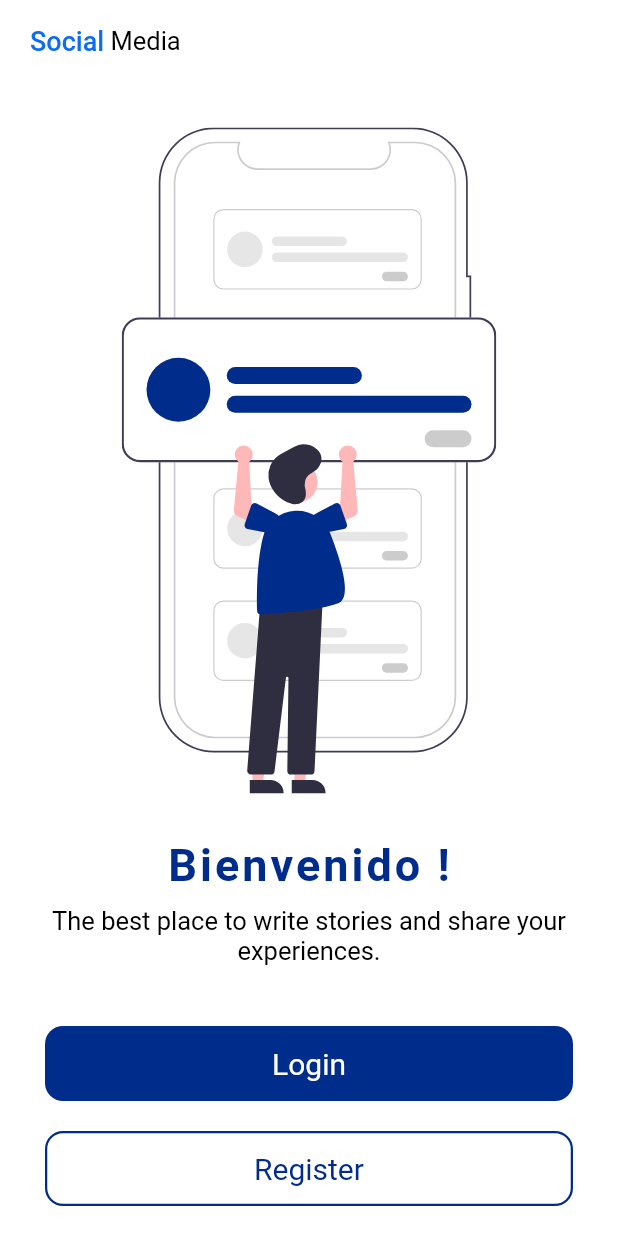
After one commit to hai061898/social, a Flutter app: the StartedPage screen opened directly, on a phone screen of 412 x 824 dp. The commit adds this screen. Run offline on Flutter 3.47's test engine with Material 2 defaults, Android fonts, the phone set to English and light mode, and no system bars; our stand-ins replace bloc, flutter_bloc, flutter_secure_storage, flutter_svg, google_fonts, socket_io_client; accounts and stored records are empty.

Commit message:
start page

```diff
--- /dev/null
+++ b/lib/ui/screens/login/start_page.dart
@@ -0,0 +1,101 @@
+import 'package:flutter/material.dart';
+import 'package:flutter_svg/flutter_svg.dart';
+import 'package:social/helpers/helpers.dart';
+import 'package:social/ui/themes/colors.dart';
+import 'package:social/ui/widgets/widgets.dart';
+
+class StartedPage extends StatelessWidget {
+  const StartedPage({Key? key}) : super(key: key);
+
+  @override
+  Widget build(BuildContext context) {
+    final size = MediaQuery.of(context).size;
+
+    return Scaffold(
+      backgroundColor: Colors.white,
+      body: SafeArea(
+        child: Column(
+          children: [
+            Container(
+              padding: const EdgeInsets.symmetric(horizontal: 20),
+              height: 55,
+              width: size.width,
+              child: Row(
+                children: const [
+                  TextCustom(
+                      text: 'Social',
+                      fontWeight: FontWeight.w500,
+                      color: ColorsSM.primary),
+                  TextCustom(text: ' Media', fontSize: 17)
+                ],
+              ),
+            ),
+            Expanded(
+              child: Container(
+                padding: const EdgeInsets.all(30.0),
+                width: size.width,
+                child: SvgPicture.asset('assets/svg/undraw_post_online.svg'),
+              ),
+            ),
+            const TextCustom(
+              text: 'Bienvenido !',
+              letterSpacing: 2.0,
+              color: ColorsSM.secundary,
+              fontWeight: FontWeight.w600,
+              fontSize: 30,
+            ),
+            const SizedBox(height: 10.0),
+            const Padding(
+              padding: EdgeInsets.symmetric(horizontal: 20.0),
+              child: TextCustom(
+                text:
+                    'The best place to write stories and share your experiences.',
+                textAlign: TextAlign.center,
+                maxLines: 2,
+                fontSize: 17,
+              ),
+            ),
+            const SizedBox(height: 40.0),
+            Padding(
+              padding: const EdgeInsets.symmetric(horizontal: 30.0),
+              child: SizedBox(
+                height: 50,
+                width: size.width,
+                child: TextButton(
+                  style: TextButton.styleFrom(
+                      backgroundColor: ColorsSM.secundary,
+                      shape: RoundedRectangleBorder(
+                          borderRadius: BorderRadius.circular(12.0))),
+                  child: const TextCustom(
+                      text: 'Login', color: Colors.white, fontSize: 20),
+                  onPressed: () => Navigator.push(
+                      context, routeSlide(page: const LoginPage())),
+                ),
+              ),
+            ),
+            const SizedBox(height: 20.0),
+            Padding(
+              padding: const EdgeInsets.symmetric(horizontal: 30.0),
+              child: Container(
+                height: 50,
+                width: size.width,
+                decoration: BoxDecoration(
+                    borderRadius: BorderRadius.circular(12.0),
+                    border: Border.all(color: ColorsSM.secundary, width: 1.5)),
+                child: TextButton(
+                  child: const TextCustom(
+                      text: 'Register',
+                      color: ColorsSM.secundary,
+                      fontSize: 20),
+                  onPressed: () => Navigator.push(
+                      context, routeSlide(page: const RegisterPage())),
+                ),
+              ),
+            ),
+            const SizedBox(height: 20.0),
+          ],
+        ),
+      ),
+    );
+  }
+}
--- a/lib/ui/screens/splash/splash.dart
+++ b/lib/ui/screens/splash/splash.dart
@@ -3,6 +3,7 @@ import 'package:flutter_bloc/flutter_bloc.dart';
 import 'package:social/bloc/auth/auth_bloc.dart';
 import 'package:social/bloc/user/user_bloc.dart';
 import 'package:social/helpers/helpers.dart';
+import 'package:social/ui/screens/login/start_page.dart';
 import 'package:social/ui/themes/colors.dart';
 import 'package:social/ui/widgets/widgets.dart';
 
```
